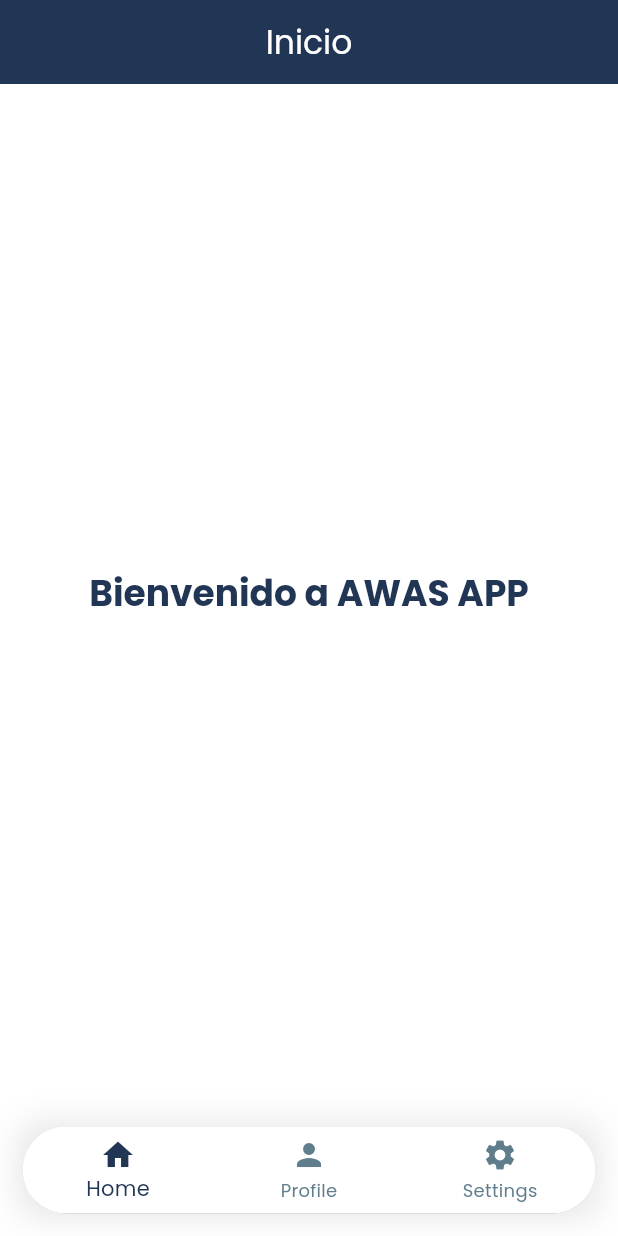
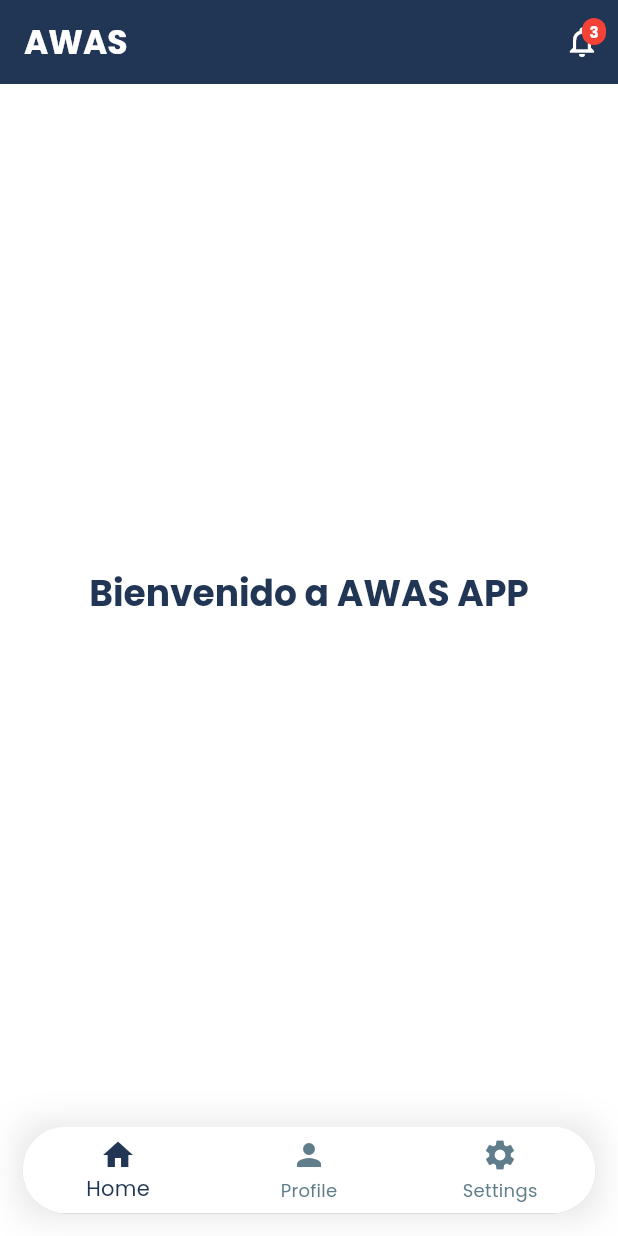
Before and after one commit to DiegoAragon13/awasApp, a Flutter app: the screen it shows after launch, on a phone screen of 412 x 824 dp. Run offline on Flutter 3.47's test engine with Material 3 defaults, Android fonts, the phone set to English and light mode, and no system bars; our stand-ins replace google_fonts.

Commit message:
AppBarCustomPato

```diff
--- a/lib/Pages/home.dart
+++ b/lib/Pages/home.dart
@@ -1,5 +1,6 @@
+import 'package:flutter/material.dart';
+import 'package:awas_app/widgets/app_bar_widget.dart';
 import 'package:awas_app/widgets/bottom_bar_widget.dart';
-import 'package:flutter/material.dart';
 
 class Home extends StatelessWidget {
   const Home({super.key});
@@ -9,13 +10,10 @@ class Home extends StatelessWidget {
     final theme = Theme.of(context);
 
     return Scaffold(
+      appBar: const CustomAppBar(
+        notificationCount: 3, //notficacioens
+      ),
       bottomNavigationBar: BottomBarWidget(),
-      appBar: AppBar(
-        title: const Text('Inicio'),
-        centerTitle: true,
-        backgroundColor: theme.primaryColor,
-        foregroundColor: Colors.white,
-      ),
       body: Center(
         child: Text(
           'Bienvenido a AWAS APP',
--- a/lib/Pages/splash.dart
+++ b/lib/Pages/splash.dart
@@ -1,4 +1,3 @@
-import 'dart:math' as math;
 
 import 'package:flutter/material.dart';
 import 'package:awas_app/Pages/home.dart';
--- /dev/null
+++ b/lib/widgets/app_bar_widget.dart
@@ -0,0 +1,72 @@
+import 'package:flutter/material.dart';
+
+class CustomAppBar extends StatelessWidget implements PreferredSizeWidget {
+  final int notificationCount;
+  final Color? backgroundColor;
+  final Color? foregroundColor;
+
+  const CustomAppBar({
+    super.key,
+    this.notificationCount = 0,
+    this.backgroundColor,
+    this.foregroundColor,
+  });
+
+  @override
+  Widget build(BuildContext context) {
+    final theme = Theme.of(context);
+
+    return AppBar(
+      title: const Text(
+        'AWAS',
+        style: TextStyle(
+          fontWeight: FontWeight.bold,
+          fontSize: 22,
+        ),
+      ),
+      centerTitle: false, // 👈 Título alineado a la izquierda
+      backgroundColor: backgroundColor ?? theme.primaryColor,
+      foregroundColor: foregroundColor ?? Colors.white,
+      actions: [
+        Stack(
+          children: [
+            IconButton(
+              icon: const Icon(Icons.notifications_none_outlined),
+              onPressed: () {
+                // Acción al presionar la campanita
+              },
+            ),
+            if (notificationCount > 0)
+              Positioned(
+                right: 8,
+                top: 8,
+                child: Container(
+                  padding: const EdgeInsets.all(2),
+                  decoration: BoxDecoration(
+                    color: Colors.red,
+                    borderRadius: BorderRadius.circular(10),
+                  ),
+                  constraints: const BoxConstraints(
+                    minWidth: 16,
+                    minHeight: 16,
+                  ),
+                  child: Text(
+                    '$notificationCount',
+                    style: const TextStyle(
+                      color: Colors.white,
+                      fontSize: 10,
+                      fontWeight: FontWeight.bold,
+                    ),
+                    textAlign: TextAlign.center,
+                  ),
+                ),
+              ),
+          ],
+        ),
+      ],
+    );
+  }
+
+  @override
+  Size get preferredSize => const Size.fromHeight(kToolbarHeight);
+}
```
Also changed, not shown: lib/Pages/ajustes.dart (added, +166 -0 lines).
